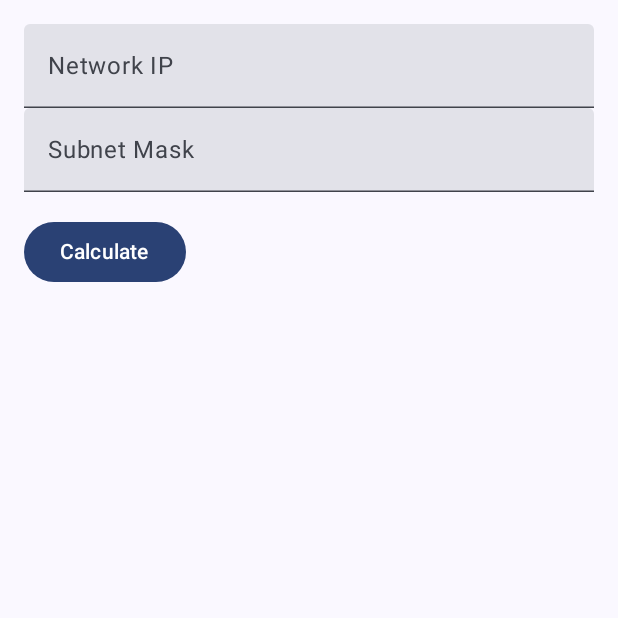
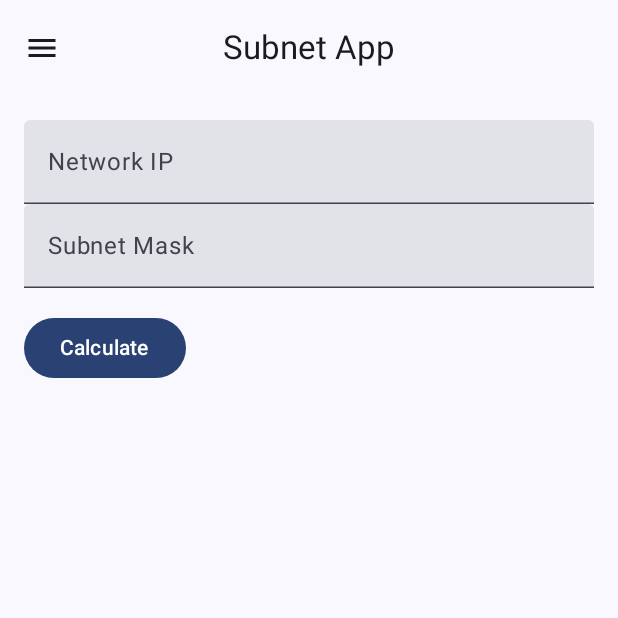
Before and after one commit to DigitalDreamStudios/subnet-app, an Android app built with Jetpack Compose: the screen it shows after launch (MainActivity), on a phone screen of 412 x 824 dp, the top half of it. Run offline under Robolectric (Android 15) with nearby library versions, the phone set to English and light mode, and no system bars.

Commit message:
Add: App header

```diff
--- a/app/src/main/java/com/evildev/subnetapp/MainActivity.kt
+++ b/app/src/main/java/com/evildev/subnetapp/MainActivity.kt
@@ -11,7 +11,7 @@ import androidx.compose.runtime.Composable
 import androidx.compose.ui.Modifier
 import androidx.compose.ui.tooling.preview.Preview
 import com.evildev.subnetapp.ui.SubnetApp
-import com.evildev.subnetapp.ui.components.SubneteoHeader
+import com.evildev.subnetapp.ui.components.AppHeader
 import com.evildev.subnetapp.ui.theme.SubnetAppTheme
 
 class MainActivity : ComponentActivity() {
@@ -23,28 +23,27 @@ class MainActivity : ComponentActivity() {
                     modifier = Modifier.fillMaxSize(),
                     color = MaterialTheme.colorScheme.background
                 ) {
-                    Tittle()
-                    SubnetApp()
+                    AppHeader(
+                        content = {
+                            Box(modifier = Modifier.fillMaxSize()) {
+                                SubnetApp()
+                            }
+                        }
+                    )
                 }
             }
         }
     }
 }
 
-@Preview(showBackground = true)
+@Preview
 @Composable
-fun Tittle() {
-    Box(
-        modifier = Modifier.fillMaxSize()
-    ) {
-        SubneteoHeader()
-    }
+fun PreviewAppHeader() {
+    AppHeader(
+        content = {
+            Box(modifier = Modifier.fillMaxSize()) {
+                SubnetApp()
+            }
+        }
+    )
 }
-
-
-
-@Preview(showBackground = true)
-@Composable
-fun SubnetAppPreview() {
-    SubnetApp()
-}
--- /dev/null
+++ b/app/src/main/java/com/evildev/subnetapp/ui/components/AppHeader.kt
@@ -0,0 +1,75 @@
+package com.evildev.subnetapp.ui.components
+
+import androidx.compose.foundation.background
+import androidx.compose.foundation.layout.Arrangement
+import androidx.compose.foundation.layout.Box
+import androidx.compose.foundation.layout.padding
+import androidx.compose.foundation.lazy.LazyColumn
+import androidx.compose.material.icons.Icons
+import androidx.compose.material.icons.filled.Menu
+import androidx.compose.material3.CenterAlignedTopAppBar
+import androidx.compose.material3.ExperimentalMaterial3Api
+import androidx.compose.material3.Icon
+import androidx.compose.material3.IconButton
+import androidx.compose.material3.Scaffold
+import androidx.compose.material3.Text
+import androidx.compose.runtime.Composable
+import androidx.compose.ui.Modifier
+import androidx.compose.ui.graphics.Color
+import androidx.compose.ui.text.style.TextOverflow
+import androidx.compose.ui.tooling.preview.Preview
+import androidx.compose.ui.unit.dp
+
+
+@OptIn(ExperimentalMaterial3Api::class)
+@Composable
+fun AppHeader(content: @Composable () -> Unit) {
+    Scaffold(
+        modifier = Modifier.background(Color(0xFF1E1E1E)),
+        topBar = {
+            CenterAlignedTopAppBar(
+                title = {
+                    Text(
+                        "Subnet App",
+                        maxLines = 1,
+                        overflow = TextOverflow.Ellipsis
+                    )
+                },
+                navigationIcon = {
+                    IconButton(onClick = { /* doSomething() */ }) {
+                        Icon(
+                            imageVector = Icons.Filled.Menu,
+                            contentDescription = "Localized description"
+                        )
+                    }
+                }
+            )
+        },
+        content = { innerPadding ->
+            Box(modifier = Modifier.padding(innerPadding)) {
+                content()
+            }
+        }
+    )
+}
+
+
+@Preview
+@Composable
+fun PreviewAppHeader() {
+    AppHeader(
+        content = {
+            LazyColumn(
+                verticalArrangement = Arrangement.spacedBy(8.dp),
+                modifier = Modifier.padding(16.dp)
+            ) {
+                item {
+                    Text("Hello")
+                }
+                item {
+                    Text("World")
+                }
+            }
+        }
+    )
+}
--- a/app/src/main/java/com/evildev/subnetapp/ui/components/HeaderSub.kt
+++ /dev/null
@@ -1,64 +0,0 @@
-package com.evildev.subnetapp.ui.components
-
-import androidx.compose.foundation.background
-import androidx.compose.foundation.layout.Arrangement
-import androidx.compose.foundation.lazy.LazyColumn
-import androidx.compose.material.icons.Icons
-import androidx.compose.material.icons.filled.Menu
-import androidx.compose.material3.CenterAlignedTopAppBar
-import androidx.compose.material3.ExperimentalMaterial3Api
-import androidx.compose.material3.Icon
-import androidx.compose.material3.IconButton
-import androidx.compose.material3.Scaffold
-import androidx.compose.material3.Text
-import androidx.compose.runtime.Composable
-import androidx.compose.ui.Modifier
-import androidx.compose.ui.graphics.Color
-import androidx.compose.ui.text.style.TextOverflow
-import androidx.compose.ui.tooling.preview.Preview
-import androidx.compose.ui.unit.dp
-
-
-@OptIn(ExperimentalMaterial3Api::class)
-@Composable
-fun SubneteoHeader() {
-
-
-    Scaffold(
-        modifier = Modifier.background(Color(0xFF1E1E1E)),
-        topBar = {
-                CenterAlignedTopAppBar(
-                    title = {
-                        Text(
-                            "Subnet App",
-                            maxLines = 1,
-                            overflow = TextOverflow.Ellipsis
-                        )
-                    },
-                    navigationIcon = {
-                        IconButton(onClick = { /* doSomething() */ }) {
-                            Icon(
-                                imageVector = Icons.Filled.Menu,
-                                contentDescription = "Localized description"
-                            )
-                        }
-                    }
-                )
-        },
-        content = { innerPadding ->
-            LazyColumn(
-                contentPadding = innerPadding,
-                verticalArrangement = Arrangement.spacedBy(8.dp)
-            ) {
-
-            }
-        }
-    )
-}
-
-
-@Preview
-@Composable
-fun PreviewSubneteoHeader() {
-    SubneteoHeader()
-}
--- a/app/src/main/java/com/evildev/subnetapp/ui/components/InputForm.kt
+++ b/app/src/main/java/com/evildev/subnetapp/ui/components/InputForm.kt
@@ -16,7 +16,6 @@ import androidx.compose.runtime.setValue
 import androidx.compose.ui.Modifier
 import androidx.compose.ui.text.input.KeyboardType
 import androidx.compose.ui.tooling.preview.Preview
-import androidx.compose.ui.tooling.preview.PreviewParameter
 import androidx.compose.ui.unit.dp
 
 @OptIn(ExperimentalMaterial3Api::class)
```
